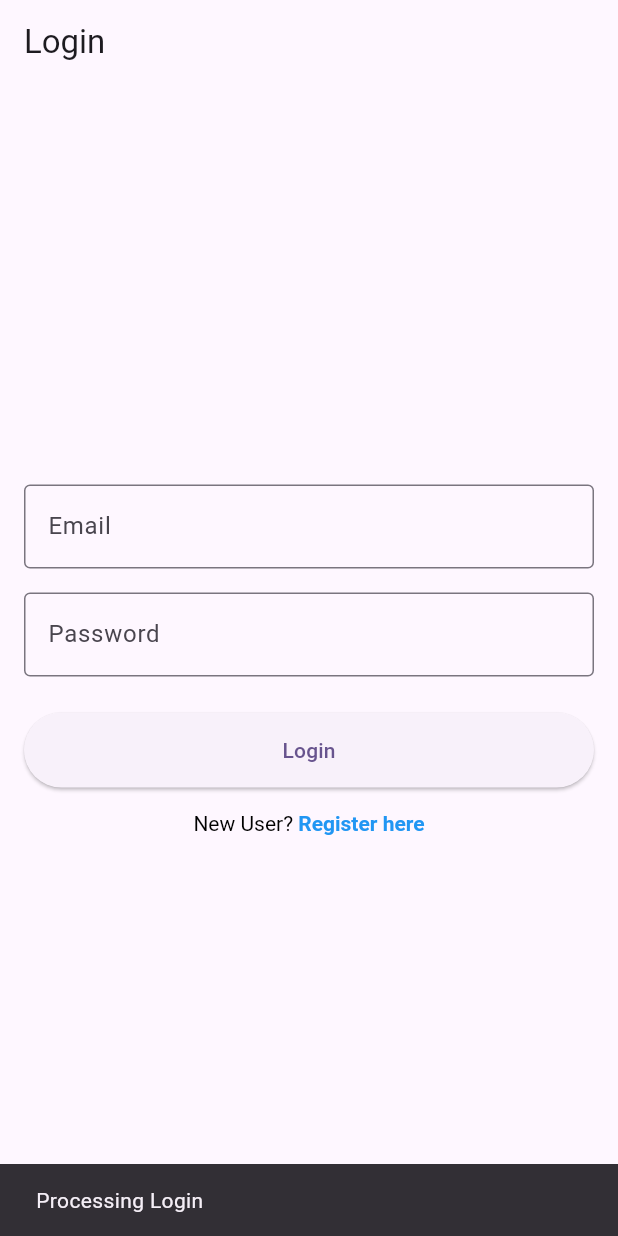
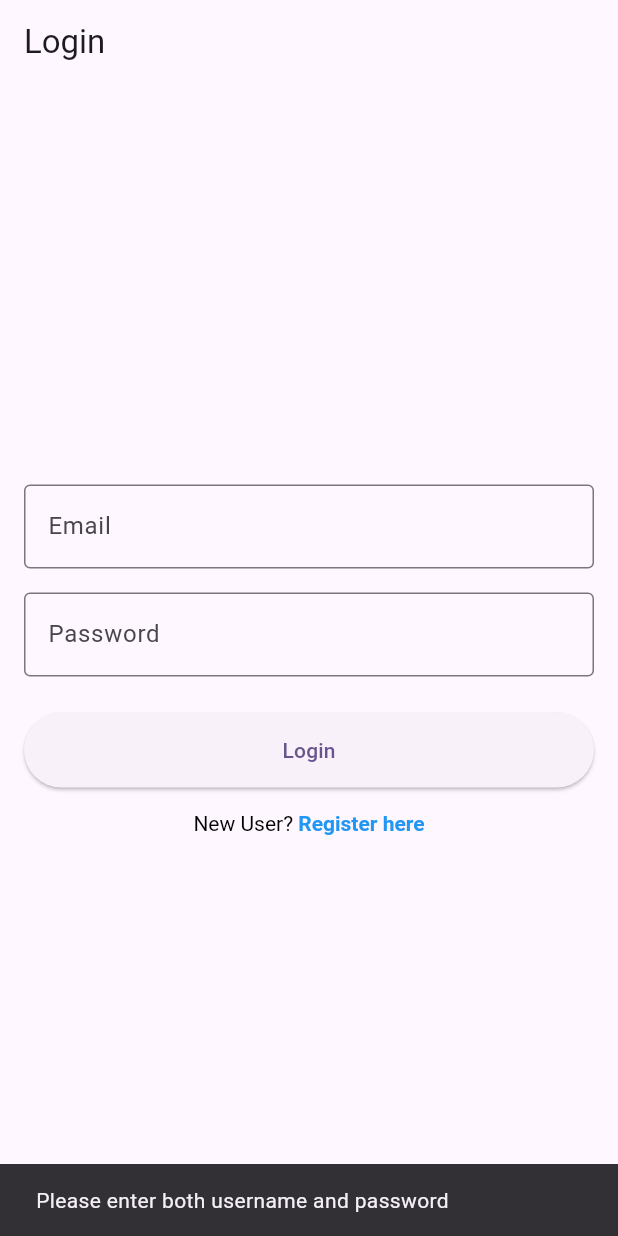
Before and after one commit to aumdave1979/Flutter-Submissions, a Flutter app: the screen it shows after launch, after a tap on "Login", on a phone screen of 412 x 824 dp. Run offline on Flutter 3.47's test engine with Material 3 defaults, Android fonts, the phone set to English and light mode, and no system bars; our stand-ins replace get, shared_preferences.

Commit message:
section 4 passing data between screens

```diff
--- a/Udemy_Course/ecom_app/lib/screen/login_screen.dart
+++ b/Udemy_Course/ecom_app/lib/screen/login_screen.dart
@@ -1,6 +1,7 @@
 import 'package:flutter/material.dart';
 import 'package:flutter/gestures.dart';
 import 'registration_screen.dart';
+import 'package:ecom_app/screen/dashboard_screen.dart';
 
 class LoginScreen extends StatefulWidget {
   const LoginScreen({super.key});
@@ -18,6 +19,28 @@ class _LoginScreenState extends State<LoginScreen> {
     _emailController.dispose();
     _passwordController.dispose();
     super.dispose();
+  }
+
+  void _handleLogin() {
+    final username = _emailController.text.trim();
+    final password = _passwordController.text.trim();
+
+    if (username.isEmpty || password.isEmpty) {
+      ScaffoldMessenger.of(context).showSnackBar(
+        const SnackBar(
+          content: Text('Please enter both username and password'),
+        ),
+      );
+      return;
+    }
+
+    // Navigate to Dashboard and pass the username
+    Navigator.push(
+      context,
+      MaterialPageRoute(
+        builder: (context) => DashboardScreen(username: username),
+      ),
+    );
   }
 
   @override
@@ -47,11 +70,7 @@ class _LoginScreenState extends State<LoginScreen> {
             ),
             SizedBox(height: 24),
             ElevatedButton(
-              onPressed: () {
-                ScaffoldMessenger.of(
-                  context,
-                ).showSnackBar(SnackBar(content: Text('Processing Login')));
-              },
+              onPressed: _handleLogin,
               style: ElevatedButton.styleFrom(
                 minimumSize: Size(double.infinity, 50),
               ),
```
Also changed, not shown: Udemy_Course/ecom_app/lib/screen/dashboard_screen.dart (added, +23 -0 lines).
